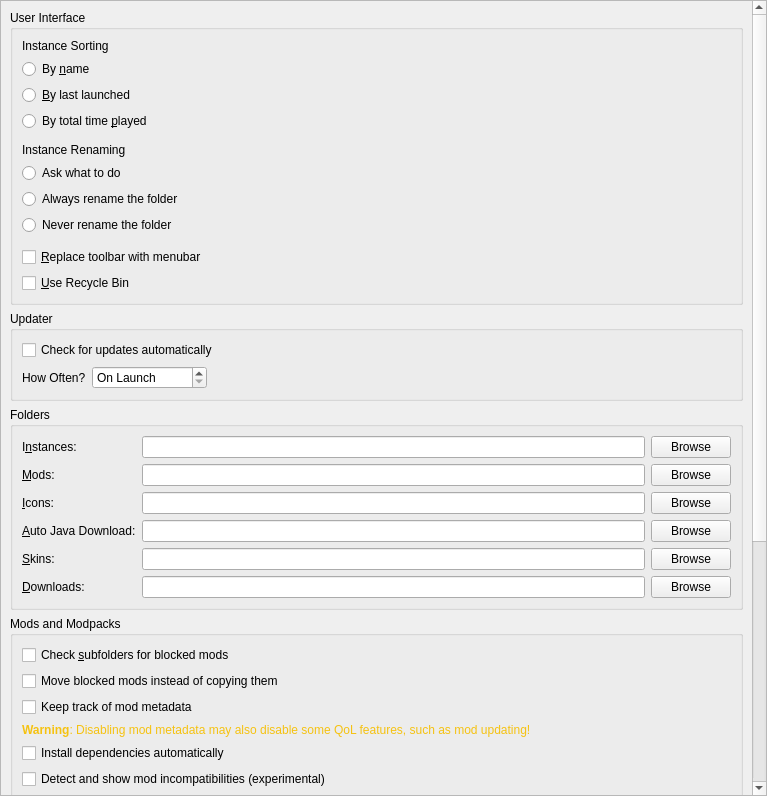
Above: launcher/ui/pages/global/LauncherPage.ui from fayer3/PrismLauncher before the change. Below: the same form after it.
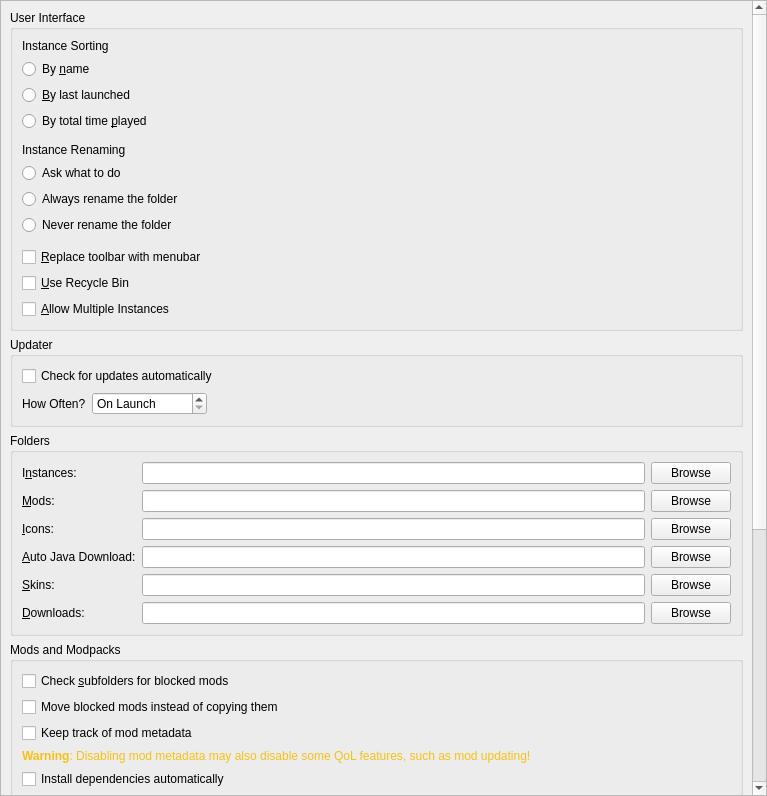
That is the form after the change.

Commit message: add setting to allow running an instance multiple times (only the last running one will show log and such)

Patch:
```diff
--- a/launcher/ui/pages/global/LauncherPage.ui
+++ b/launcher/ui/pages/global/LauncherPage.ui
@@ -182,6 +182,16 @@
             </property>
            </widget>
          </item>
+          <item>
+           <widget class="QCheckBox" name="allowMulitpleInstances">
+            <property name="toolTip">
+             <string>Allows running the same instance multiple times at the same time.</string>
+            </property>
+            <property name="text">
+             <string>&amp;Allow Multiple Instances</string>
+            </property>
+           </widget>
+          </item>
          </layout>
         </widget>
        </item>
```
Lines whose indentation alone changed are shown as unchanged. The commit also changes 6 other files.
